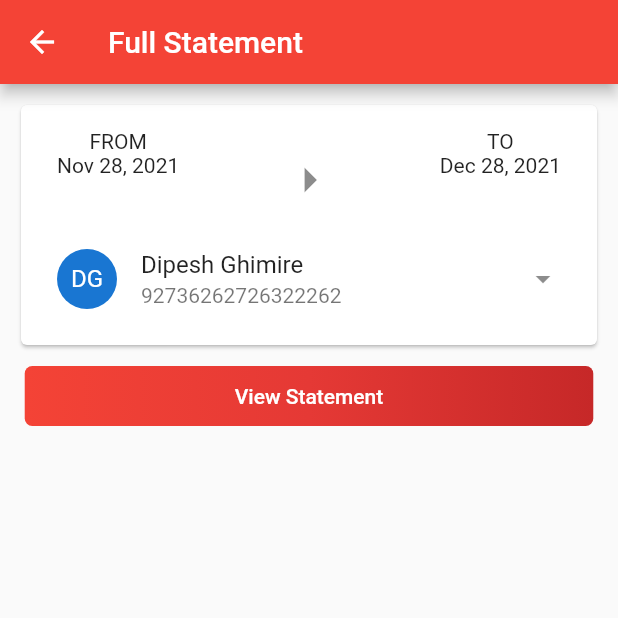
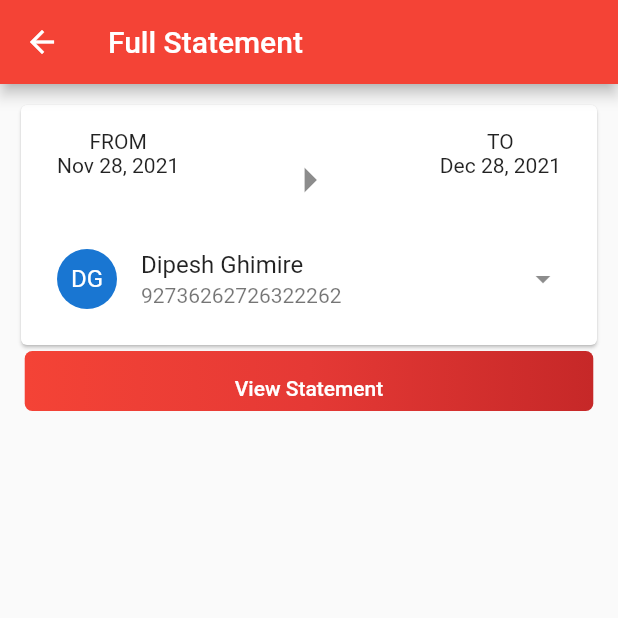
Before and after one commit to Dipesh905/Mobile-Banking-App-Clone, a Flutter app: the FullStatement screen opened directly, on a phone screen of 412 x 824 dp, the top half of it. Run offline on Flutter 3.47's test engine with Material 2 defaults, Android fonts, the phone set to English and light mode, and no system bars; our stand-ins replace carousel_slider, font_awesome_flutter.

Commit message:
mbl bank UI Clone updated on 2023

```diff
--- a/lib/consts/colors.dart
+++ b/lib/consts/colors.dart
@@ -8,3 +8,9 @@ Gradient gradientColor = LinearGradient(colors: [
   Colors.blue.shade600,
   Colors.blue.shade900,
 ], begin: Alignment.topLeft, end: Alignment.bottomRight);
+
+Gradient buttonGradientColor = LinearGradient(colors: [
+  Colors.red.shade500,
+  Colors.red.shade600,
+  Colors.red.shade800,
+]);
--- a/lib/screeens/add_favourite_account.dart
+++ b/lib/screeens/add_favourite_account.dart
@@ -1,4 +1,5 @@
 import 'package:flutter/material.dart';
+import 'package:mobile_banking_app/consts/colors.dart';
 
 class AddFavouriteAccount extends StatefulWidget {
   const AddFavouriteAccount({Key? key}) : super(key: key);
@@ -8,10 +9,7 @@ class AddFavouriteAccount extends StatefulWidget {
 }
 
 class _AddFavouriteAccountState extends State<AddFavouriteAccount> {
-  // Initial Selected Value
   String dropdownvalue = 'Machhapuchhre Bank';
-
-  // List of items in our dropdown menu
   var items = [
     'Machhapuchhre Bank',
     'Nic Asia Bank',
@@ -39,7 +37,6 @@ class _AddFavouriteAccountState extends State<AddFavouriteAccount> {
                       autofocus: true,
                       decoration: InputDecoration(
                         hintText: "Account Number",
-                        // border: InputBorder.none
                       ),
                     ),
                   ),
@@ -47,28 +44,20 @@ class _AddFavouriteAccountState extends State<AddFavouriteAccount> {
                     subtitle: TextField(
                       decoration: InputDecoration(
                         hintText: "Account Name",
-                        //  border: InputBorder.none
                       ),
                     ),
                   ),
                   ListTile(
                     title: const Text("Bank Name"),
                     subtitle: DropdownButton(
-                      // Initial Value
                       value: dropdownvalue,
-
-                      // Down Arrow Icon
                       icon: const Icon(Icons.keyboard_arrow_down),
-
-                      // Array list of items
                       items: items.map((String items) {
                         return DropdownMenuItem(
                           value: items,
                           child: Text(items),
                         );
                       }).toList(),
-                      // After selecting the desired option,it will
-                      // change button value to selected value
                       onChanged: (String? newValue) {
                         setState(() {
                           dropdownvalue = newValue!;
@@ -88,17 +77,12 @@ class _AddFavouriteAccountState extends State<AddFavouriteAccount> {
                     ),
                     decoration: BoxDecoration(
                         borderRadius: BorderRadius.circular(5),
-                        gradient: LinearGradient(colors: [
-                          Colors.red.shade500,
-                          Colors.red.shade600,
-                          Colors.red.shade800,
-                        ])),
+                        gradient: buttonGradientColor),
                   ),
                   MaterialButton(
                     onPressed: () {},
                     child: const Text(
                       "Cancel",
-                      // style: TextStyle(color: Colors.white),
                     ),
                   ),
                 ],
--- a/lib/screeens/full_statement.dart
+++ b/lib/screeens/full_statement.dart
@@ -1,4 +1,5 @@
 import 'package:flutter/material.dart';
+import 'package:mobile_banking_app/consts/colors.dart';
 
 class FullStatement extends StatefulWidget {
   const FullStatement({Key? key}) : super(key: key);
@@ -54,10 +55,8 @@ class _FullStatementState extends State<FullStatement> {
                 ),
               ),
             ),
-            const SizedBox(
-              height: 10,
-            ),
             Container(
+              padding: const EdgeInsets.only(top: 10),
               height: 40,
               width: MediaQuery.of(context).size.width * 0.92,
               child: MaterialButton(
@@ -69,13 +68,7 @@ class _FullStatementState extends State<FullStatement> {
               ),
               decoration: BoxDecoration(
                 borderRadius: BorderRadius.circular(5),
-                gradient: LinearGradient(
-                  colors: [
-                    Colors.red.shade500,
-                    Colors.red.shade600,
-                    Colors.red.shade800,
-                  ],
-                ),
+                gradient: buttonGradientColor,
               ),
             ),
           ],
```
